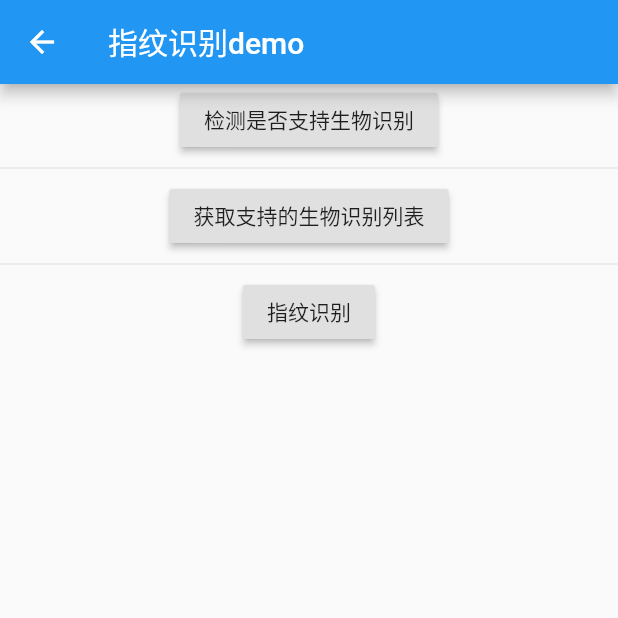
After one commit to suheping/flutter_demo, a Flutter app: the LocalAuthPage screen opened by its route, after a tap on "指纹识别", on a phone screen of 412 x 824 dp, the top half of it. The commit adds this screen. Run offline on Flutter 3.47's test engine with Material 2 defaults, Android fonts, the phone set to English and light mode, and no system bars; our stand-ins replace camera, chewie, fluro, flutter_easyrefresh, fluttertoast, local_auth and 3 more; missing offline and left inert: flutter_webview_plugin, jpush_flutter, orientation; accounts and stored records are empty.

Commit message:
local_auth指纹认证

```diff
--- /dev/null
+++ b/lib/pages/local_auth_page.dart
@@ -0,0 +1,82 @@
+import 'package:flutter/material.dart';
+import 'package:local_auth/auth_strings.dart';
+import 'package:local_auth/local_auth.dart';
+
+class LocalAuthPage extends StatefulWidget {
+  LocalAuthPage({Key key}) : super(key: key);
+
+  @override
+  _LocalAuthPageState createState() => _LocalAuthPageState();
+}
+
+class _LocalAuthPageState extends State<LocalAuthPage> {
+  var localAuth = LocalAuthentication();
+
+  @override
+  Widget build(BuildContext context) {
+    return Scaffold(
+        appBar: AppBar(
+          title: Text('指纹识别demo'),
+        ),
+        body: Container(
+          child: Column(
+            children: [
+              RaisedButton(
+                onPressed: () async {
+                  try {
+                    bool canCheckBiometrics =
+                        await localAuth.canCheckBiometrics;
+                    print(canCheckBiometrics);
+                  } catch (e) {
+                    print(3);
+                  }
+                },
+                child: Text('检测是否支持生物识别'),
+              ),
+              Divider(),
+              RaisedButton(
+                onPressed: () async {
+                  try {
+                    List<BiometricType> availableBiometrics =
+                        await localAuth.getAvailableBiometrics();
+                    print(availableBiometrics);
+                  } catch (e) {
+                    print(e);
+                  }
+                },
+                child: Text('获取支持的生物识别列表'),
+              ),
+              Divider(),
+              RaisedButton(
+                onPressed: () async {
+                  //下面是汉化
+                  const andStrings = const AndroidAuthMessages(
+                    cancelButton: '取消',
+                    goToSettingsButton: '去设置',
+                    fingerprintNotRecognized: '指纹识别失败',
+                    goToSettingsDescription: '请设置指纹.',
+                    fingerprintHint: '指纹',
+                    fingerprintSuccess: '指纹识别成功',
+                    signInTitle: '指纹验证',
+                    fingerprintRequiredTitle: '请先录入指纹!',
+                  );
+
+                  try {
+                    bool didAuthenticate =
+                        await localAuth.authenticateWithBiometrics(
+                            localizedReason: '扫描指纹进行身份识别',
+                            useErrorDialogs: false,
+                            stickyAuth: true,
+                            androidAuthStrings: andStrings);
+                    print(didAuthenticate);
+                  } catch (e) {
+                    print(e);
+                  }
+                },
+                child: Text('指纹识别'),
+              ),
+            ],
+          ),
+        ));
+  }
+}
--- a/lib/routers/handler.dart
+++ b/lib/routers/handler.dart
@@ -8,6 +8,7 @@ import 'package:flutter_demo/pages/camera_page.dart';
 import 'package:flutter_demo/pages/video_player_page.dart';
 import 'package:flutter_demo/pages/drag_demo_page.dart';
 import 'package:flutter_demo/pages/web_view_page.dart';
+import 'package:flutter_demo/pages/local_auth_page.dart';
 import 'package:fluro/fluro.dart';
 
 Handler homeHandler = Handler(
@@ -65,3 +66,9 @@ Handler webHander = Handler(
     return WebViewPage();
   },
 );
+
+Handler localAuthHander = Handler(
+  handlerFunc: (context, parameters) {
+    return LocalAuthPage();
+  },
+);
--- a/lib/routers/routers.dart
+++ b/lib/routers/routers.dart
@@ -13,6 +13,7 @@ class Routers {
   static String dragPage = '/drag';
   static String chewiePage = '/chewie';
   static String webPage = '/web';
+  static String localAuthPage = '/localAuth';
 
   static void configureRouters(FluroRouter router) {
     router.notFoundHandler = new Handler(
@@ -32,5 +33,6 @@ class Routers {
     router.define(dragPage, handler: dragHander);
     router.define(chewiePage, handler: chewieHander);
     router.define(webPage, handler: webHander);
+    router.define(localAuthPage, handler: localAuthHander);
   }
 }
--- a/pubspec.yaml
+++ b/pubspec.yaml
@@ -43,7 +43,10 @@ dependencies:
   url_launcher: ^5.7.6
   # 内嵌js，js回调
   flutter_webview_plugin: ^0.3.11
+  # 极光推送
   jpush_flutter: 0.6.0
+  # 指纹识别登录
+  local_auth: 0.4.0+1
 
 dev_dependencies:
   flutter_test:
```
Also changed, not shown: lib/pages/home_page.dart (+7 -0 lines), pubspec.lock, 7 other files.
